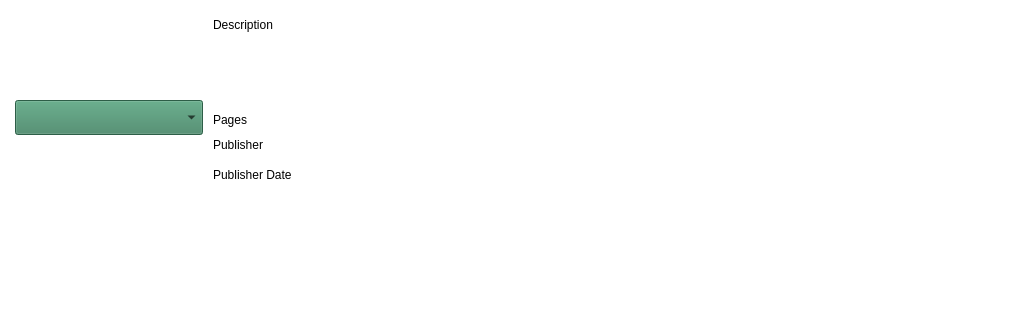
Old version of the form qt/book.ui in the repository vperezcar/My-Bookshelf; both pictures show x 0 to 1030 and y 140 to 460 of the 1030 by 630 pixel window.
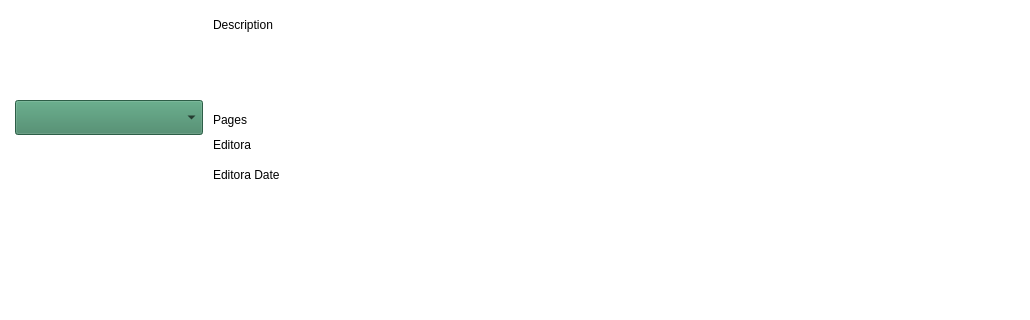
New version of the form. Icons and pictures are not drawn.

Diff of the .ui file:
```diff
--- a/qt/book.ui
+++ b/qt/book.ui
@@ -209,7 +209,7 @@
 color: rgb(0, 0, 0);</string>
     </property>
     <property name="text">
-     <string>Publisher</string>
+     <string>Editora</string>
     </property>
    </widget>
    <widget class="QLabel" name="numberOfPagesLabel">
@@ -243,7 +243,7 @@
 color: rgb(0, 0, 0);</string>
     </property>
     <property name="text">
-     <string>Publisher Date</string>
+     <string>Editora Date</string>
     </property>
    </widget>
   </widget>
```
